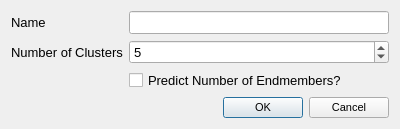
VespucciProject/Vespucci, file kmeansdialog.ui: the form before one commit.
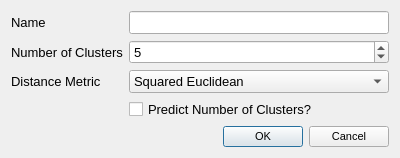
The form after the commit.

Commit message: Option to choose different distance metrics for k-means mapping. Might be implemented in the non-map AnalysisDialog.

Diff of the .ui file:
```diff
--- a/kmeansdialog.ui
+++ b/kmeansdialog.ui
@@ -7,7 +7,7 @@
     <x>0</x>
     <y>0</y>
     <width>400</width>
-    <height>129</height>
+    <height>157</height>
    </rect>
   </property>
   <property name="font">
@@ -49,14 +49,7 @@
      </property>
     </widget>
    </item>
-   <item row="3" column="1">
-    <widget class="QCheckBox" name="predictionCheckBox">
-     <property name="text">
-      <string>Predict Number of Endmembers?</string>
-     </property>
-    </widget>
-   </item>
-   <item row="4" column="1">
+   <item row="5" column="1">
     <widget class="QDialogButtonBox" name="buttonBox">
      <property name="font">
       <font>
@@ -71,6 +64,44 @@
      </property>
     </widget>
    </item>
+   <item row="3" column="0">
+    <widget class="QLabel" name="label_3">
+     <property name="text">
+      <string>Distance Metric</string>
+     </property>
+    </widget>
+   </item>
+   <item row="4" column="1">
+    <widget class="QCheckBox" name="predictionCheckBox">
+     <property name="text">
+      <string>Predict Number of Clusters?</string>
+     </property>
+    </widget>
+   </item>
+   <item row="3" column="1">
+    <widget class="QComboBox" name="metricComboBox">
+     <item>
+      <property name="text">
+       <string>Squared Euclidean</string>
+      </property>
+     </item>
+     <item>
+      <property name="text">
+       <string>Euclidean</string>
+      </property>
+     </item>
+     <item>
+      <property name="text">
+       <string>Chebyshev</string>
+      </property>
+     </item>
+     <item>
+      <property name="text">
+       <string>Manhattan</string>
+      </property>
+     </item>
+    </widget>
+   </item>
   </layout>
  </widget>
  <resources/>
```
Left out of the diff: 12 changed lines with no effect on the pictures. The commit also changes 7 other files.
